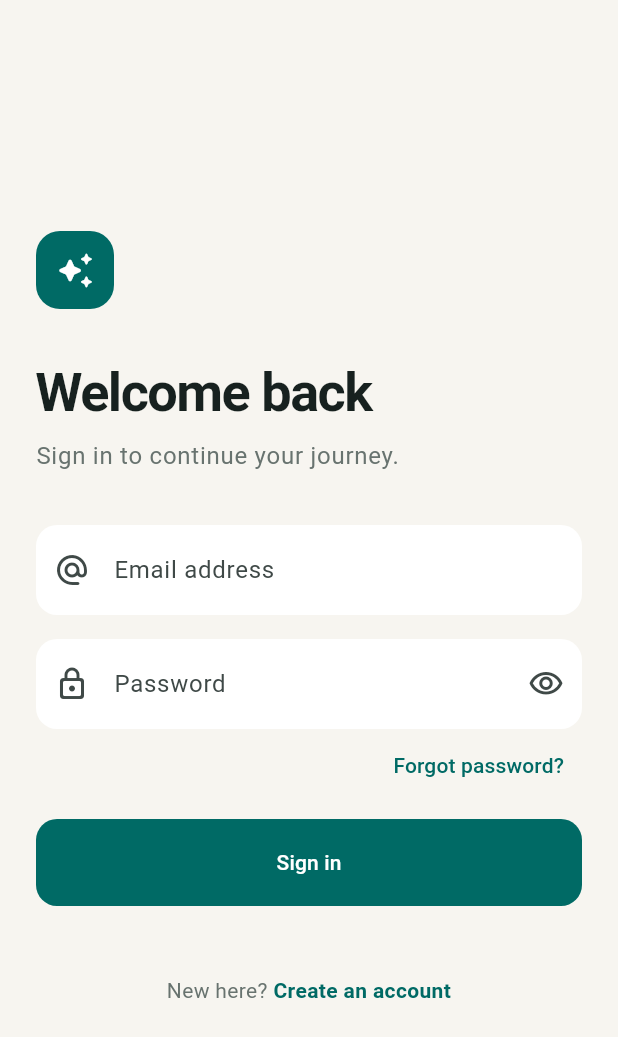
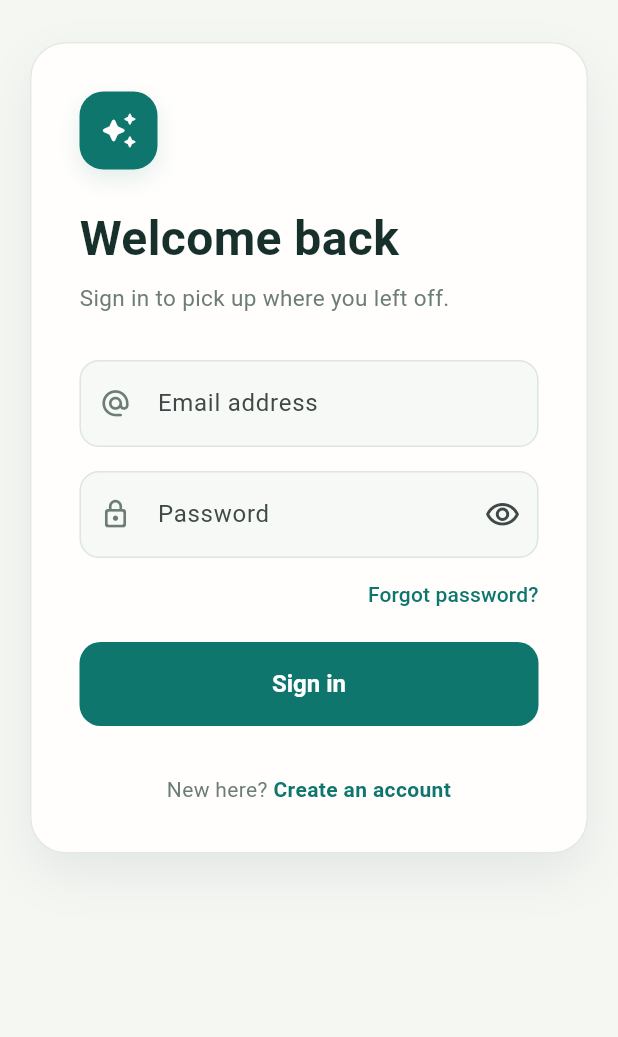
Before and after one commit to AFB-11/my_vibecode_app, a Flutter app: the screen it shows after launch, on a phone screen of 412 x 824 dp. Shown: the top 1037 px of the screen. Run offline on Flutter 3.47's test engine with Material 3 defaults, Android fonts, the phone set to English and light mode, and no system bars; our stand-ins replace equatable, flutter_bloc, fpdart.

Commit message:
feat: update login screen layout and styling for improved user experience

```diff
--- a/lib/features/auth/presentation/pages/login_screen.dart
+++ b/lib/features/auth/presentation/pages/login_screen.dart
@@ -27,6 +27,14 @@ class _LoginView extends StatefulWidget {
 }
 
 class _LoginViewState extends State<_LoginView> {
+  static const _ink = Color(0xFF17302C);
+  static const _mutedInk = Color(0xFF6C7D78);
+  static const _surface = Color(0xFFFFFEFC);
+  static const _canvas = Color(0xFFF5F7F3);
+  static const _emerald = Color(0xFF0F766E);
+  static const _emeraldDark = Color(0xFF075E58);
+  static const _error = Color(0xFFB54745);
+
   final _formKey = GlobalKey<FormState>();
   final _emailController = TextEditingController();
   final _passwordController = TextEditingController();
@@ -54,52 +62,129 @@ class _LoginViewState extends State<_LoginView> {
   @override
   Widget build(BuildContext context) {
     return Scaffold(
+      backgroundColor: _canvas,
       body: SafeArea(
+        child: LayoutBuilder(
+          builder: (context, constraints) {
+            final isCompact = constraints.maxWidth < 600;
+            return SingleChildScrollView(
+              padding: EdgeInsets.symmetric(
+                horizontal: isCompact ? 20 : 32,
+                vertical: isCompact ? 28 : 48,
+              ),
               child: Center(
-          child: SingleChildScrollView(
-            padding: const EdgeInsets.all(24),
                 child: ConstrainedBox(
-              constraints: const BoxConstraints(maxWidth: 440),
-              child: BlocListener<AuthBloc, AuthState>(
+                  constraints: const BoxConstraints(maxWidth: 480),
+                  child: BlocConsumer<AuthBloc, AuthState>(
+                    listenWhen: (previous, current) =>
+                        previous.status != current.status,
                     listener: (context, state) {
                       if (state.status == AuthStatus.success &&
                           state.user != null) {
                         ScaffoldMessenger.of(context).showSnackBar(
-                      SnackBar(content: Text('Welcome, ${state.user!.name}')),
+                          SnackBar(
+                            backgroundColor: _emeraldDark,
+                            content: Text('Welcome, ${state.user!.name}'),
+                          ),
                         );
                       }
                     },
+                    builder: (context, state) {
+                      return _LoginCard(
+                        formKey: _formKey,
+                        emailController: _emailController,
+                        passwordController: _passwordController,
+                        obscurePassword: _obscurePassword,
+                        state: state,
+                        onSubmit: _submit,
+                        onTogglePassword: () => setState(() {
+                          _obscurePassword = !_obscurePassword;
+                        }),
+                      );
+                    },
+                  ),
+                ),
+              ),
+            );
+          },
+        ),
+      ),
+    );
+  }
+}
+
+class _LoginCard extends StatelessWidget {
+  const _LoginCard({
+    required this.formKey,
+    required this.emailController,
+    required this.passwordController,
+    required this.obscurePassword,
+    required this.state,
+    required this.onSubmit,
+    required this.onTogglePassword,
+  });
+
+  final GlobalKey<FormState> formKey;
+  final TextEditingController emailController;
+  final TextEditingController passwordController;
+  final bool obscurePassword;
+  final AuthState state;
+  final VoidCallback onSubmit;
+  final VoidCallback onTogglePassword;
+
+  @override
+  Widget build(BuildContext context) {
+    final isLoading = state.status == AuthStatus.loading;
+    final hasFailure =
+        state.status == AuthStatus.failure && state.failure != null;
+
+    return Container(
+      padding: const EdgeInsets.all(32),
+      decoration: BoxDecoration(
+        color: _LoginViewState._surface,
+        borderRadius: BorderRadius.circular(24),
+        border: Border.all(color: const Color(0xFFE3EAE4)),
+        boxShadow: const [
+          BoxShadow(
+            color: Color(0x1417302C),
+            blurRadius: 28,
+            offset: Offset(0, 14),
+          ),
+        ],
+      ),
       child: Form(
-                  key: _formKey,
+        key: formKey,
         child: Column(
           crossAxisAlignment: CrossAxisAlignment.stretch,
           children: [
             const _BrandMark(),
-                      const SizedBox(height: 34),
-                      Text(
+            const SizedBox(height: 28),
+            const Text(
               'Welcome back',
-                        style: Theme.of(context).textTheme.displaySmall
-                            ?.copyWith(
-                              color: const Color(0xFF17211F),
+              style: TextStyle(
+                color: _LoginViewState._ink,
+                fontSize: 32,
                 fontWeight: FontWeight.w700,
-                              letterSpacing: -1,
+                height: 1.15,
               ),
             ),
-                      const SizedBox(height: 8),
-                      Text(
-                        'Sign in to continue your journey.',
-                        style: Theme.of(context).textTheme.bodyLarge?.copyWith(
-                          color: const Color(0xFF68736F),
+            const SizedBox(height: 10),
+            const Text(
+              'Sign in to pick up where you left off.',
+              style: TextStyle(
+                color: _LoginViewState._mutedInk,
+                fontSize: 15,
+                height: 1.45,
               ),
             ),
-                      const SizedBox(height: 34),
+            const SizedBox(height: 30),
             TextFormField(
-                        controller: _emailController,
+              controller: emailController,
               keyboardType: TextInputType.emailAddress,
               textInputAction: TextInputAction.next,
-                        decoration: const InputDecoration(
-                          labelText: 'Email address',
-                          prefixIcon: Icon(Icons.alternate_email_rounded),
+              decoration: _inputDecoration(
+                label: 'Email address',
+                icon: Icons.alternate_email_rounded,
               ),
               validator: (value) {
                 if (value == null || !value.contains('@')) {
@@ -110,22 +195,18 @@ class _LoginViewState extends State<_LoginView> {
             ),
             const SizedBox(height: 16),
             TextFormField(
-                        controller: _passwordController,
-                        obscureText: _obscurePassword,
+              controller: passwordController,
+              obscureText: obscurePassword,
               textInputAction: TextInputAction.done,
-                        onFieldSubmitted: (_) => _submit(),
-                        decoration: InputDecoration(
-                          labelText: 'Password',
-                          prefixIcon: const Icon(Icons.lock_outline_rounded),
-                          suffixIcon: IconButton(
-                            tooltip: _obscurePassword
-                                ? 'Show password'
-                                : 'Hide password',
-                            onPressed: () => setState(() {
-                              _obscurePassword = !_obscurePassword;
-                            }),
+              onFieldSubmitted: (_) => onSubmit(),
+              decoration: _inputDecoration(
+                label: 'Password',
+                icon: Icons.lock_outline_rounded,
+                suffix: IconButton(
+                  tooltip: obscurePassword ? 'Show password' : 'Hide password',
+                  onPressed: onTogglePassword,
                   icon: Icon(
-                              _obscurePassword
+                    obscurePassword
                         ? Icons.visibility_outlined
                         : Icons.visibility_off_outlined,
                   ),
@@ -141,59 +222,86 @@ class _LoginViewState extends State<_LoginView> {
             Align(
               alignment: Alignment.centerRight,
               child: TextButton(
-                          onPressed: () {},
+                onPressed: isLoading ? null : () {},
+                style: TextButton.styleFrom(
+                  foregroundColor: _LoginViewState._emerald,
+                  padding: const EdgeInsets.symmetric(vertical: 12),
+                ),
                 child: const Text('Forgot password?'),
               ),
             ),
-                      const SizedBox(height: 12),
-                      BlocBuilder<AuthBloc, AuthState>(
-                        builder: (context, state) {
-                          final isLoading = state.status == AuthStatus.loading;
-                          return FilledButton(
-                            onPressed: isLoading ? null : _submit,
+            const SizedBox(height: 8),
+            FilledButton(
+              onPressed: isLoading ? null : onSubmit,
               style: FilledButton.styleFrom(
-                              minimumSize: const Size.fromHeight(58),
+                backgroundColor: _LoginViewState._emerald,
+                disabledBackgroundColor: _LoginViewState._emerald.withValues(
+                  alpha: 0.6,
+                ),
+                minimumSize: const Size.fromHeight(56),
                 shape: RoundedRectangleBorder(
                   borderRadius: BorderRadius.circular(14),
+                ),
+                textStyle: const TextStyle(
+                  fontSize: 16,
+                  fontWeight: FontWeight.w700,
                 ),
               ),
               child: isLoading
                   ? const SizedBox.square(
-                                    dimension: 22,
+                      dimension: 21,
                       child: CircularProgressIndicator(
-                                      strokeWidth: 2,
+                        color: Colors.white,
+                        strokeWidth: 2.2,
                       ),
                     )
                   : const Text('Sign in'),
-                          );
-                        },
             ),
-                      BlocBuilder<AuthBloc, AuthState>(
-                        builder: (context, state) {
-                          if (state.status != AuthStatus.failure ||
-                              state.failure == null) {
-                            return const SizedBox(height: 24);
-                          }
-                          return Padding(
-                            padding: const EdgeInsets.only(top: 18),
+            AnimatedSwitcher(
+              duration: const Duration(milliseconds: 220),
+              child: hasFailure
+                  ? Container(
+                      key: const ValueKey('auth-failure'),
+                      margin: const EdgeInsets.only(top: 18),
+                      padding: const EdgeInsets.all(14),
+                      decoration: BoxDecoration(
+                        color: const Color(0xFFFFF4F2),
+                        borderRadius: BorderRadius.circular(12),
+                        border: Border.all(color: const Color(0xFFF3D2CD)),
+                      ),
+                      child: Row(
+                        crossAxisAlignment: CrossAxisAlignment.start,
+                        children: [
+                          const Icon(
+                            Icons.info_outline_rounded,
+                            color: _LoginViewState._error,
+                            size: 20,
+                          ),
+                          const SizedBox(width: 10),
+                          Expanded(
                             child: Text(
                               state.failure!.message,
-                              textAlign: TextAlign.center,
-                              style: const TextStyle(color: Color(0xFFB3261E)),
+                              style: const TextStyle(
+                                color: _LoginViewState._error,
+                                height: 1.35,
                               ),
-                          );
-                        },
                             ),
-                      const SizedBox(height: 22),
+                          ),
+                        ],
+                      ),
+                    )
+                  : const SizedBox(height: 18, key: ValueKey('no-failure')),
+            ),
+            const SizedBox(height: 14),
             Text.rich(
               TextSpan(
                 text: 'New here? ',
-                          style: const TextStyle(color: Color(0xFF68736F)),
+                style: const TextStyle(color: _LoginViewState._mutedInk),
                 children: [
                   TextSpan(
                     text: 'Create an account',
-                              style: TextStyle(
-                                color: Theme.of(context).colorScheme.primary,
+                    style: const TextStyle(
+                      color: _LoginViewState._emerald,
                       fontWeight: FontWeight.w700,
                     ),
                   ),
@@ -204,10 +312,43 @@ class _LoginViewState extends State<_LoginView> {
           ],
         ),
       ),
+    );
+  }
+
+  static InputDecoration _inputDecoration({
+    required String label,
+    required IconData icon,
+    Widget? suffix,
+  }) {
+    return InputDecoration(
+      labelText: label,
+      prefixIcon: Icon(icon, color: _LoginViewState._mutedInk, size: 21),
+      suffixIcon: suffix,
+      filled: true,
+      fillColor: const Color(0xFFF7F9F6),
+      contentPadding: const EdgeInsets.symmetric(horizontal: 16, vertical: 17),
+      border: OutlineInputBorder(
+        borderRadius: BorderRadius.circular(13),
+        borderSide: const BorderSide(color: Color(0xFFDDE6DF)),
+      ),
+      enabledBorder: OutlineInputBorder(
+        borderRadius: BorderRadius.circular(13),
+        borderSide: const BorderSide(color: Color(0xFFDDE6DF)),
+      ),
+      focusedBorder: OutlineInputBorder(
+        borderRadius: BorderRadius.circular(13),
+        borderSide: const BorderSide(
+          color: _LoginViewState._emerald,
+          width: 1.5,
         ),
       ),
+      errorBorder: OutlineInputBorder(
+        borderRadius: BorderRadius.circular(13),
+        borderSide: const BorderSide(color: _LoginViewState._error),
       ),
-        ),
+      focusedErrorBorder: OutlineInputBorder(
+        borderRadius: BorderRadius.circular(13),
+        borderSide: const BorderSide(color: _LoginViewState._error, width: 1.5),
       ),
     );
   }
@@ -220,20 +361,26 @@ class _BrandMark extends StatelessWidget {
   Widget build(BuildContext context) {
     return Align(
       alignment: Alignment.centerLeft,
-      child: DecoratedBox(
+      child: Container(
+        width: 52,
+        height: 52,
         decoration: BoxDecoration(
-          color: Theme.of(context).colorScheme.primary,
+          color: _LoginViewState._emerald,
           borderRadius: BorderRadius.circular(16),
+          boxShadow: const [
+            BoxShadow(
+              color: Color(0x1F0F766E),
+              blurRadius: 12,
+              offset: Offset(0, 6),
             ),
-        child: const SizedBox.square(
-          dimension: 52,
-          child: Icon(
+          ],
+        ),
+        child: const Icon(
           Icons.auto_awesome_rounded,
           color: Colors.white,
           size: 26,
         ),
       ),
-      ),
     );
   }
 }
--- a/lib/main.dart
+++ b/lib/main.dart
@@ -21,6 +21,7 @@ class MyApp extends StatelessWidget {
   @override
   Widget build(BuildContext context) {
     return MaterialApp(
+      debugShowCheckedModeBanner: false,
       title: 'Welcome back',
       theme: ThemeData(
         // This is the theme of your application.
```
Lines whose indentation alone changed are shown as unchanged.
